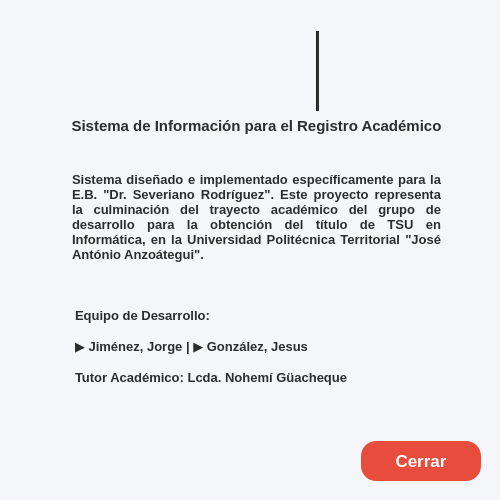
Qt form resources/ui/acerca_de.ui (Proyecto-Uptjaa/Proyecto_SIRA) before a commit.
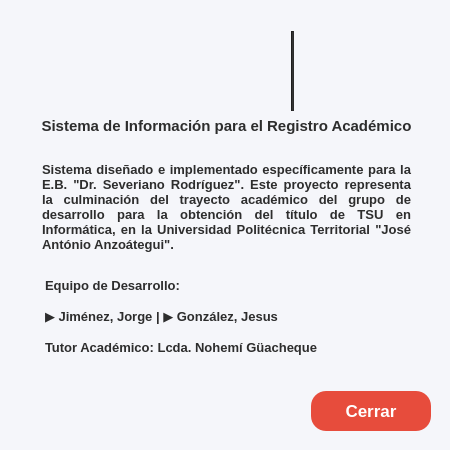
The same form after that commit. Icons and pictures are not drawn.

```diff
--- a/resources/ui/acerca_de.ui
+++ b/resources/ui/acerca_de.ui
@@ -6,20 +6,20 @@
    <rect>
     <x>0</x>
     <y>0</y>
-    <width>500</width>
-    <height>500</height>
+    <width>450</width>
+    <height>450</height>
    </rect>
   </property>
   <property name="minimumSize">
    <size>
-    <width>500</width>
-    <height>500</height>
+    <width>450</width>
+    <height>450</height>
    </size>
   </property>
   <property name="maximumSize">
    <size>
-    <width>500</width>
-    <height>500</height>
+    <width>450</width>
+    <height>450</height>
    </size>
   </property>
   <property name="windowTitle">
@@ -59,7 +59,7 @@
      <widget class="QLabel" name="lblLogo_UPTJAA_acercade">
       <property name="geometry">
        <rect>
-        <x>315</x>
+        <x>290</x>
         <y>20</y>
         <width>90</width>
         <height>80</height>
@@ -93,7 +93,7 @@
      <widget class="Line" name="line_2">
       <property name="geometry">
        <rect>
-        <x>305</x>
+        <x>280</x>
         <y>20</y>
         <width>3</width>
         <height>80</height>
@@ -121,7 +121,7 @@
      <widget class="QLabel" name="lblTitulo_logo_estu">
       <property name="geometry">
        <rect>
-        <x>10</x>
+        <x>-20</x>
         <y>90</y>
         <width>471</width>
         <height>50</height>
@@ -174,8 +174,8 @@
      <widget class="QPushButton" name="btnCerrar">
       <property name="geometry">
        <rect>
-        <x>350</x>
-        <y>430</y>
+        <x>300</x>
+        <y>380</y>
         <width>120</width>
         <height>40</height>
        </rect>
@@ -236,8 +236,8 @@
      <widget class="QLabel" name="lblCedula_registro_estudiante">
       <property name="geometry">
        <rect>
-        <x>60</x>
-        <y>150</y>
+        <x>30</x>
+        <y>140</y>
         <width>371</width>
         <height>111</height>
        </rect>
@@ -280,7 +280,7 @@
      <widget class="QLabel" name="lblLogo_SIRA_acercade">
       <property name="geometry">
        <rect>
-        <x>65</x>
+        <x>40</x>
         <y>20</y>
         <width>231</width>
         <height>80</height>
@@ -337,10 +337,10 @@
      <widget class="QLabel" name="lblCedula_registro_estudiante_2">
       <property name="geometry">
        <rect>
-        <x>60</x>
+        <x>30</x>
         <y>250</y>
-        <width>371</width>
-        <height>171</height>
+        <width>291</width>
+        <height>111</height>
        </rect>
       </property>
       <property name="minimumSize">
```
